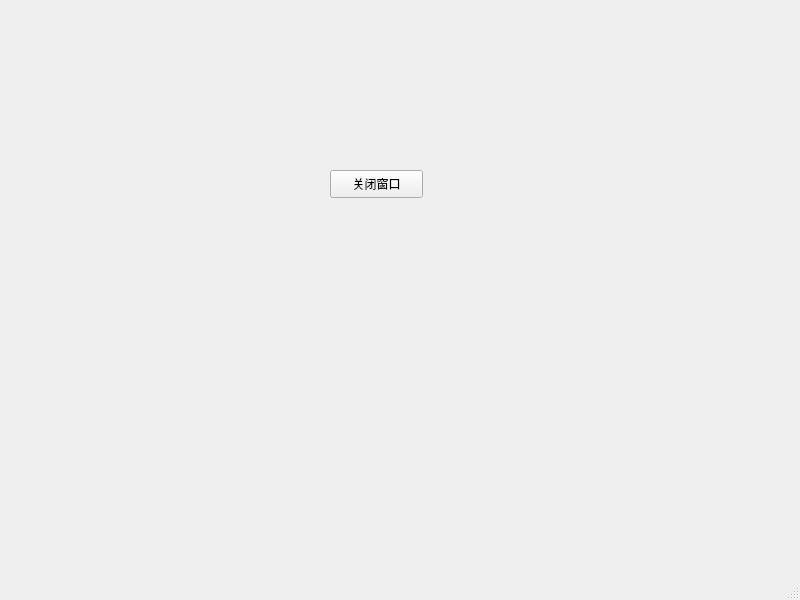
First picture: the form in window_app/signal_slot.ui, repository LilaMorgen/test, before the edit.
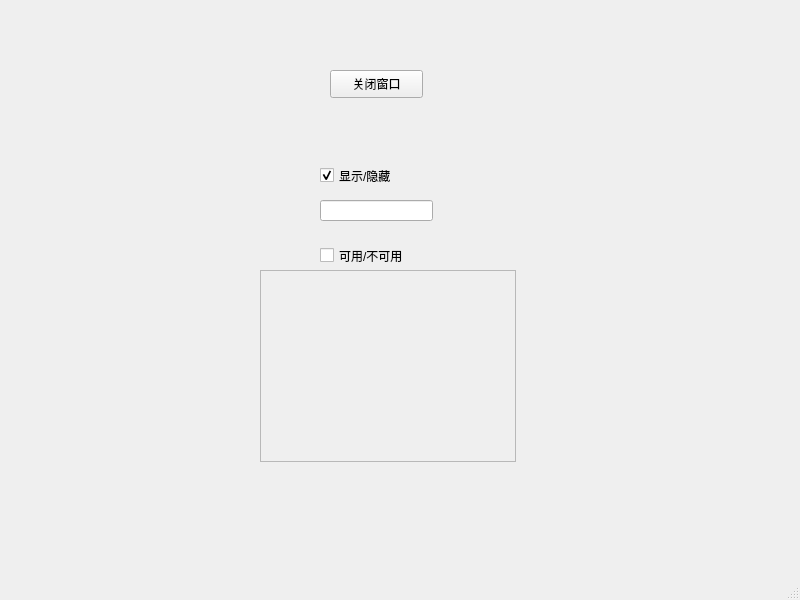
Second picture: the form after the edit.

Commit message: signal and slot

```diff
--- a/window_app/signal_slot.ui
+++ b/window_app/signal_slot.ui
@@ -18,7 +18,7 @@
     <property name="geometry">
      <rect>
       <x>330</x>
-      <y>170</y>
+      <y>70</y>
       <width>93</width>
       <height>28</height>
      </rect>
@@ -27,6 +27,70 @@
      <string>关闭窗口</string>
     </property>
    </widget>
+   <widget class="QCheckBox" name="checkBox">
+    <property name="enabled">
+     <bool>true</bool>
+    </property>
+    <property name="geometry">
+     <rect>
+      <x>320</x>
+      <y>160</y>
+      <width>101</width>
+      <height>31</height>
+     </rect>
+    </property>
+    <property name="mouseTracking">
+     <bool>true</bool>
+    </property>
+    <property name="tabletTracking">
+     <bool>false</bool>
+    </property>
+    <property name="acceptDrops">
+     <bool>false</bool>
+    </property>
+    <property name="text">
+     <string>显示/隐藏</string>
+    </property>
+    <property name="checked">
+     <bool>true</bool>
+    </property>
+   </widget>
+   <widget class="QLineEdit" name="lineEdit">
+    <property name="geometry">
+     <rect>
+      <x>320</x>
+      <y>200</y>
+      <width>113</width>
+      <height>21</height>
+     </rect>
+    </property>
+   </widget>
+   <widget class="QCheckBox" name="checkBox_2">
+    <property name="geometry">
+     <rect>
+      <x>320</x>
+      <y>240</y>
+      <width>121</width>
+      <height>31</height>
+     </rect>
+    </property>
+    <property name="text">
+     <string>可用/不可用</string>
+    </property>
+   </widget>
+   <widget class="QTextBrowser" name="textBrowser">
+    <property name="enabled">
+     <bool>false</bool>
+    </property>
+    <property name="geometry">
+     <rect>
+      <x>260</x>
+      <y>270</y>
+      <width>256</width>
+      <height>192</height>
+     </rect>
+    </property>
+   </widget>
   </widget>
   <widget class="QMenuBar" name="menubar">
    <property name="geometry">
```
Left out of the diff: 34 changed lines with no effect on the pictures. The commit also changes 1 other file.
